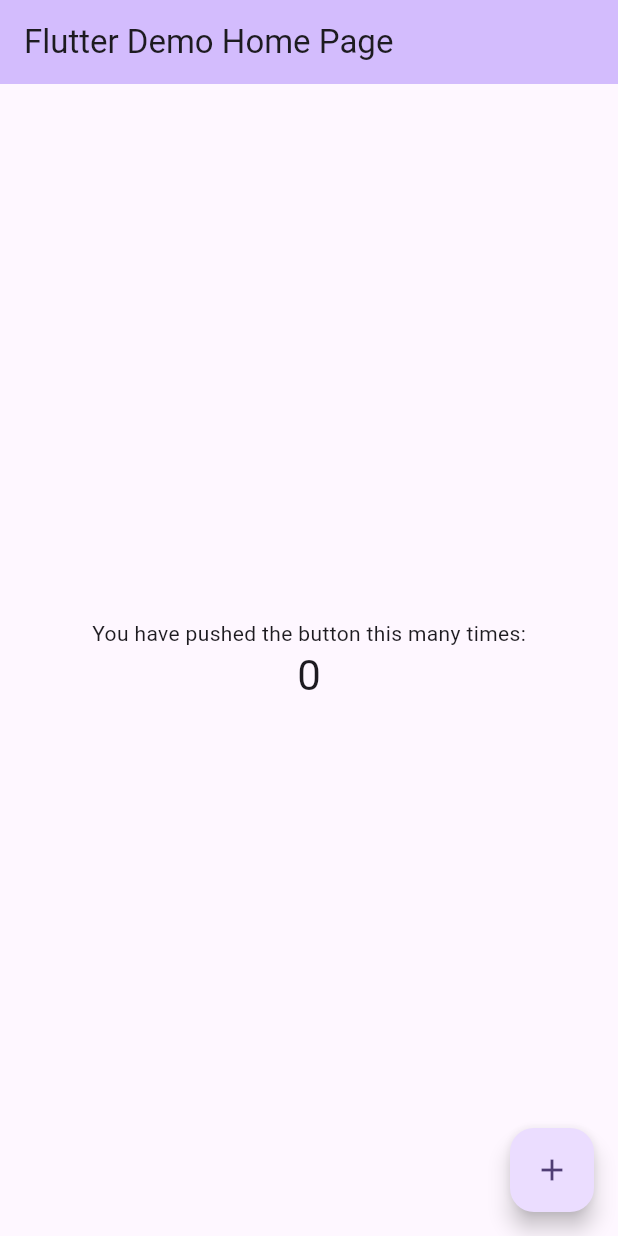
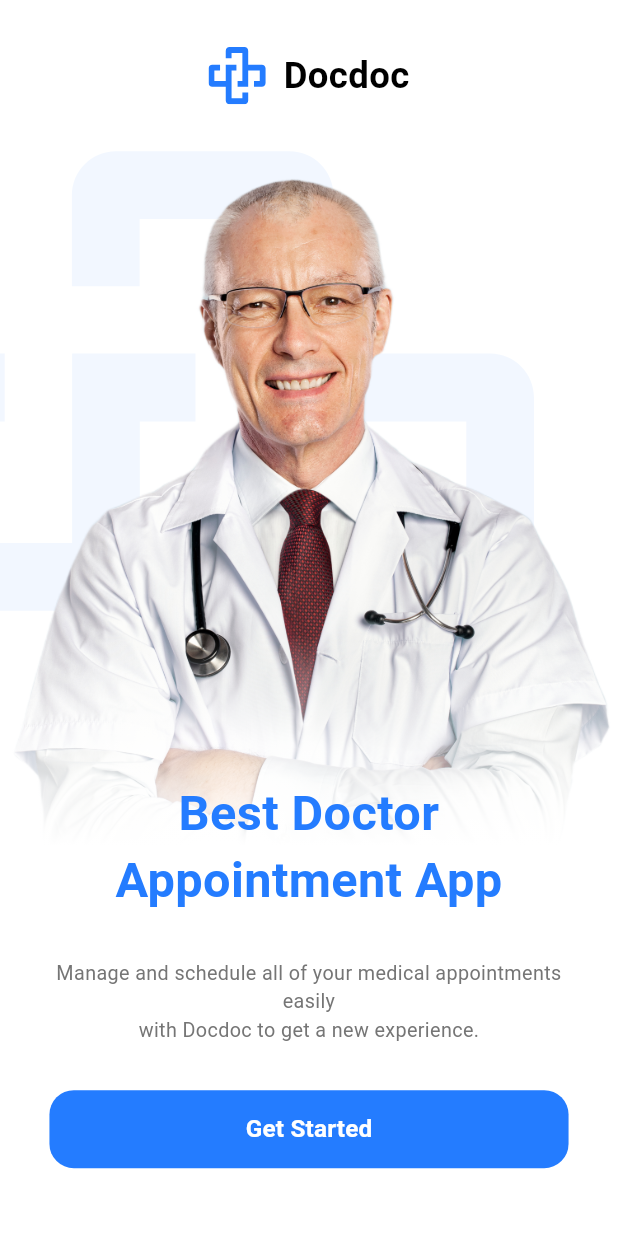
Before and after one commit to Habeba-Elhosary/Doctor-Appointment-App, a Flutter app: the screen it shows after launch, on a phone screen of 412 x 824 dp. Run offline on Flutter 3.47's test engine with Material 3 defaults, Android fonts, the light colour scheme and no system bars; our stand-ins replace flutter_screenutil, flutter_svg.

Commit message:
-Added flutter_svg & flutter_screenutil -Made a file for doc app client -Added navigation extension -Added routing folder that contains router class and routes files -Added color & text styles -Added empty login screen -Added onboarding screen

```diff
--- /dev/null
+++ b/lib/core/helpers/extensions.dart
@@ -0,0 +1,22 @@
+import 'package:flutter/material.dart';
+
+extension Navigation on BuildContext {
+
+  Future<dynamic> pushNamed(String routeName, {Object? arguments}) {
+    return Navigator.of(this).pushNamed(routeName, arguments: arguments);
+  }
+
+  Future<dynamic> pushReplacementNamed(String routeName, {Object? arguments}) {
+    return Navigator.of(this)
+        .pushReplacementNamed(routeName, arguments: arguments);
+  }
+
+  Future<dynamic> pushNamedAndRemoveUntil(String routeName,
+      {Object? arguments, required RoutePredicate predicate}) {
+    return Navigator.of(this)
+        .pushNamedAndRemoveUntil(routeName, predicate, arguments: arguments);
+  }
+
+  void pop() => Navigator.of(this).pop();
+
+}
--- /dev/null
+++ b/lib/core/routing/app_router.dart
@@ -0,0 +1,26 @@
+import 'package:doctor_appointment_app/core/routing/routes.dart';
+import 'package:doctor_appointment_app/features/login/ui/login_screen.dart';
+import 'package:doctor_appointment_app/features/onboarding/onboarding_screen.dart';
+import 'package:flutter/material.dart';
+
+class AppRouter {
+  Route generateRoute(RouteSettings settings) {
+    //this arguments to be passed in any screen like this ( arguments as ClassName )
+    // final arguments = settings.arguments;
+
+    switch (settings.name) {
+      case Routes.onBoardingScreen:
+        return MaterialPageRoute(builder: (context) => const OnBoardingScreen());
+      case Routes.loginScreen:
+        return MaterialPageRoute(builder: (context) => const LoginScreen());
+      default:
+        return MaterialPageRoute(
+          builder: (context) => Scaffold(
+            body: Center(
+              child: Text('No route defined for ${settings.name}'),
+            ),
+          ),
+        );
+    }
+  }
+}
--- /dev/null
+++ b/lib/core/routing/routes.dart
@@ -0,0 +1,5 @@
+class Routes {
+static const String onBoardingScreen = '/onBoardingScreen';
+static const String loginScreen = '/loginScreen';
+static const String signUpScreen = '/signUpScreen';
+}
--- /dev/null
+++ b/lib/core/theming/colors.dart
@@ -0,0 +1,8 @@
+import 'dart:ui';
+
+class ColorsManager {
+  static const Color blue = Color(0xFF247CFF);
+  static const Color gray = Color(0xFF757575);
+  static const Color white = Color(0xFFFFFFFF);
+  static const Color black = Color(0xFF000000);
+}
--- /dev/null
+++ b/lib/core/theming/styles.dart
@@ -0,0 +1,29 @@
+import 'package:flutter/material.dart';
+import 'package:flutter_screenutil/flutter_screenutil.dart';
+import 'colors.dart';
+
+class TextStyles {
+  static TextStyle font24Black700Weight = TextStyle(
+    fontSize: 24.sp,
+    fontWeight: FontWeight.w700,
+    color: ColorsManager.black,
+  );
+
+  static TextStyle font32BlueBold = TextStyle(
+    fontSize: 32.sp,
+    fontWeight: FontWeight.bold,
+    color: ColorsManager.blue,
+  );
+
+  static TextStyle font13GrayRegular = TextStyle(
+    fontSize: 13.sp,
+    fontWeight: FontWeight.w400,
+    color: ColorsManager.gray,
+  );
+
+  static TextStyle font16WhiteSemiBold = TextStyle(
+    fontSize: 16.sp,
+    fontWeight: FontWeight.w600,
+    color: ColorsManager.white,
+  );
+}
--- /dev/null
+++ b/lib/doc_app.dart
@@ -0,0 +1,29 @@
+import 'package:flutter/material.dart';
+import 'package:flutter_screenutil/flutter_screenutil.dart';
+import 'core/routing/app_router.dart';
+import 'core/routing/routes.dart';
+import 'core/theming/colors.dart';
+
+class DocApp extends StatelessWidget {
+  final AppRouter appRouter;
+  const DocApp({super.key, required this.appRouter});
+
+  @override
+  Widget build(BuildContext context) {
+    return ScreenUtilInit(
+      designSize: const Size(375, 812),
+      minTextAdapt: true,
+      splitScreenMode: true,
+      child: MaterialApp(
+        title: 'Doctor App',
+        theme: ThemeData(
+          primaryColor: ColorsManager.blue,
+          scaffoldBackgroundColor: ColorsManager.white,
+        ),
+        debugShowCheckedModeBanner: false,
+        initialRoute: Routes.onBoardingScreen,
+        onGenerateRoute: appRouter.generateRoute,
+      ),
+    );
+  }
+}
--- /dev/null
+++ b/lib/features/login/ui/login_screen.dart
@@ -0,0 +1,17 @@
+import 'package:flutter/material.dart';
+
+class LoginScreen extends StatelessWidget {
+  const LoginScreen({super.key});
+
+  @override
+  Widget build(BuildContext context) {
+    return Scaffold(
+      appBar: AppBar(
+        title: const Text('Login Screen'),
+      ),
+      body: const Center(
+        child: Text('Login Screen is working'),
+      ),
+    );
+  }
+}
--- /dev/null
+++ b/lib/features/onboarding/onboarding_screen.dart
@@ -0,0 +1,46 @@
+import 'package:doctor_appointment_app/core/theming/styles.dart';
+import 'package:doctor_appointment_app/features/onboarding/widgets/doc_image_and_text.dart';
+import 'package:doctor_appointment_app/features/onboarding/widgets/doc_logo_and_name.dart';
+import 'package:doctor_appointment_app/features/onboarding/widgets/get_started_button.dart';
+import 'package:flutter/material.dart';
+import 'package:flutter_screenutil/flutter_screenutil.dart';
+
+class OnBoardingScreen extends StatelessWidget {
+  const OnBoardingScreen({super.key});
+
+  @override
+  Widget build(BuildContext context) {
+    return Scaffold(
+      body: SafeArea(
+        child: SingleChildScrollView(
+          child: Padding(
+            padding: EdgeInsets.symmetric(vertical:30.h),
+            child: Column(
+              children: [
+                const DocLogoAndName(),
+                SizedBox(height: 30.h),
+                const DocImageAndText(),
+                Padding(
+                  padding: EdgeInsets.symmetric(horizontal:30.w),
+                  child: Column(
+                    children: [
+                      Text(
+                        'Manage and schedule all of your medical appointments easily\nwith Docdoc to get a new experience.',
+                        style: TextStyles.font13GrayRegular,
+                        textAlign: TextAlign.center,
+                      ),
+                      SizedBox(height: 30.h),
+                      const GetStartedButton(),
+                    ],
+                  ),
+                )
+
+
+              ],
+            ),
+          ),
+        )
+      ),
+    );
+  }
+}
--- /dev/null
+++ b/lib/features/onboarding/widgets/doc_image_and_text.dart
@@ -0,0 +1,41 @@
+import 'package:doctor_appointment_app/core/theming/colors.dart';
+import 'package:doctor_appointment_app/core/theming/styles.dart';
+import 'package:flutter/material.dart';
+import 'package:flutter_svg/svg.dart';
+
+class DocImageAndText extends StatelessWidget {
+  const DocImageAndText({super.key});
+
+  @override
+  Widget build(BuildContext context) {
+    return Stack(
+      children: [
+        SvgPicture.asset('assets/svgs/docdoc_logo_low_opacity.svg'),
+        Container(
+          foregroundDecoration: BoxDecoration(
+            gradient: LinearGradient(
+              colors: [
+                ColorsManager.white,
+                ColorsManager.white.withOpacity(0.0),
+              ],
+              begin: Alignment.bottomCenter,
+              end: Alignment.topCenter,
+              stops: const [0.14, 0.4],
+            ),
+          ),
+          child: Image.asset('assets/images/onboarding_doctor.png'),
+        ),
+        Positioned(
+          bottom: 30,
+          left: 0,
+          right: 0,
+          child: Text(
+            'Best Doctor\nAppointment App',
+            textAlign: TextAlign.center,
+            style: TextStyles.font32BlueBold.copyWith(height: 1.4),
+          ),
+        ),
+      ],
+    );
+  }
+}
--- /dev/null
+++ b/lib/features/onboarding/widgets/doc_logo_and_name.dart
@@ -0,0 +1,21 @@
+import 'package:doctor_appointment_app/core/theming/styles.dart';
+import 'package:flutter/material.dart';
+import 'package:flutter_screenutil/flutter_screenutil.dart';
+import 'package:flutter_svg/flutter_svg.dart';
+
+
+class DocLogoAndName extends StatelessWidget {
+  const DocLogoAndName({super.key});
+
+  @override
+  Widget build(BuildContext context) {
+    return Row(
+      mainAxisAlignment: MainAxisAlignment.center,
+      children: [
+        SvgPicture.asset('assets/svgs/docdoc_logo.svg'),
+        SizedBox(width: 10.w),
+        Text('Docdoc',style: TextStyles.font24Black700Weight),
+      ],
+    );
+  }
+}
--- /dev/null
+++ b/lib/features/onboarding/widgets/get_started_button.dart
@@ -0,0 +1,29 @@
+import 'package:doctor_appointment_app/core/helpers/extensions.dart';
+import 'package:doctor_appointment_app/core/routing/routes.dart';
+import 'package:doctor_appointment_app/core/theming/colors.dart';
+import 'package:doctor_appointment_app/core/theming/styles.dart';
+import 'package:flutter/material.dart';
+import 'package:flutter_screenutil/flutter_screenutil.dart';
+
+class GetStartedButton extends StatelessWidget {
+  const GetStartedButton({super.key});
+
+  @override
+  Widget build(BuildContext context) {
+    return TextButton(
+      onPressed: () {
+        context.pushNamed(Routes.loginScreen);
+      },
+      style: ButtonStyle(
+          backgroundColor: MaterialStateProperty.all(ColorsManager.blue),
+          tapTargetSize: MaterialTapTargetSize.shrinkWrap,
+          minimumSize: MaterialStateProperty.all(
+            const Size(double.infinity, 52),
+          ),
+          shape: MaterialStateProperty.all(RoundedRectangleBorder(
+            borderRadius: BorderRadius.circular(16.r),
+          ))),
+      child: Text('Get Started', style: TextStyles.font16WhiteSemiBold),
+    );
+  }
+}
--- a/lib/main.dart
+++ b/lib/main.dart
@@ -1,61 +1,11 @@
 import 'package:flutter/material.dart';
+import 'core/routing/app_router.dart';
+import 'doc_app.dart';
+
 void main() {
-  runApp(const MyApp());
+  runApp(
+    DocApp(
+      appRouter: AppRouter(),
+    ),
+  );
 }
-class MyApp extends StatelessWidget {
-  const MyApp({super.key});
-  @override
-  Widget build(BuildContext context) {
-    return MaterialApp(
-      title: 'Flutter Demo',
-      theme: ThemeData(
-        colorScheme: ColorScheme.fromSeed(seedColor: Colors.deepPurple),
-        useMaterial3: true,
-      ),
-      home: const MyHomePage(title: 'Flutter Demo Home Page'),
-    );
-  }
-}
-class MyHomePage extends StatefulWidget {
-  const MyHomePage({super.key, required this.title});
-  final String title;
-  @override
-  State<MyHomePage> createState() => _MyHomePageState();
-}
-class _MyHomePageState extends State<MyHomePage> {
-
-  int _counter = 0;
-  void _incrementCounter() {
-    setState(() {
-      _counter++;
-    });
-  }
-  @override
-  Widget build(BuildContext context) {
-    return Scaffold(
-      appBar: AppBar(
-        backgroundColor: Theme.of(context).colorScheme.inversePrimary,
-        title: Text(widget.title),
-      ),
-      body: Center(
-        child: Column(
-          mainAxisAlignment: MainAxisAlignment.center,
-          children: <Widget>[
-            const Text(
-              'You have pushed the button this many times:',
-            ),
-            Text(
-              '$_counter',
-              style: Theme.of(context).textTheme.headlineMedium,
-            ),
-          ],
-        ),
-      ),
-      floatingActionButton: FloatingActionButton(
-        onPressed: _incrementCounter,
-        tooltip: 'Increment',
-        child: const Icon(Icons.add),
-      ),
-    );
-  }
-}
--- a/pubspec.yaml
+++ b/pubspec.yaml
@@ -36,8 +36,10 @@ dev_dependencies:
   flutter_lints: ^2.0.0
 flutter:
   uses-material-design: true
-  # assets:
-  #   - images/a_dot_burr.jpeg
+  assets:
+    - assets/images/
+    - assets/svgs/
+
   # fonts:
   #   - family: Schyler
   #     fonts:
```
Also changed, not shown: assets/images/onboarding_doctor.png (added), assets/svgs/docdoc_logo.svg (added), assets/svgs/docdoc_logo_low_opacity.svg (added), 2 other files.
